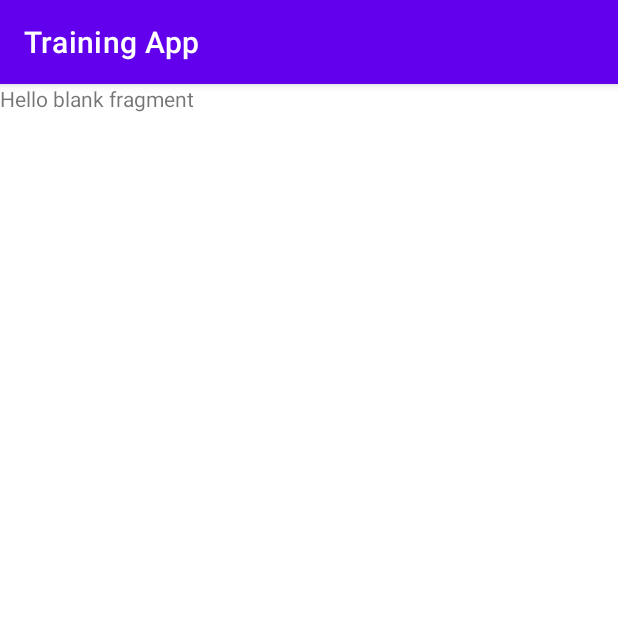
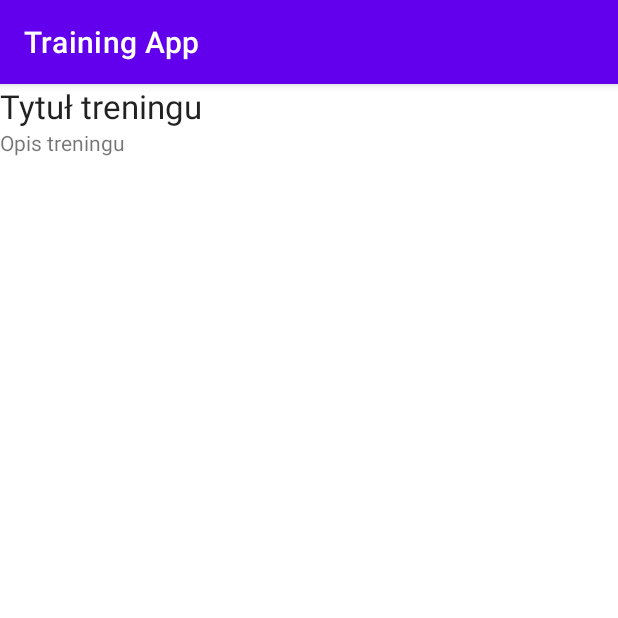
Before and after one commit to LinuxKyrios/TrainingApp, an Android app: the fragment WorkoutDetailFragment shown on its own in the app's theme, on a phone screen of 412 x 824 dp, the top half of it. Run offline under Robolectric (Android 15) with nearby library versions, the phone set to English and light mode, and no system bars.

Commit message:
Created basic fragment activity and layout

```diff
--- a/app/src/main/java/com/linuxkyrios/trainingapp/WorkoutDetailFragment.java
+++ b/app/src/main/java/com/linuxkyrios/trainingapp/WorkoutDetailFragment.java
@@ -1,64 +1,17 @@
 package com.linuxkyrios.trainingapp;
 
 import android.os.Bundle;
-
 import androidx.fragment.app.Fragment;
-
 import android.view.LayoutInflater;
 import android.view.View;
 import android.view.ViewGroup;
 
-/**
- * A simple {@link Fragment} subclass.
- * Use the {@link WorkoutDetailFragment#newInstance} factory method to
- * create an instance of this fragment.
- */
 public class WorkoutDetailFragment extends Fragment {
-
-    // TODO: Rename parameter arguments, choose names that match
-    // the fragment initialization parameters, e.g. ARG_ITEM_NUMBER
-    private static final String ARG_PARAM1 = "param1";
-    private static final String ARG_PARAM2 = "param2";
-
-    // TODO: Rename and change types of parameters
-    private String mParam1;
-    private String mParam2;
-
-    public WorkoutDetailFragment() {
-        // Required empty public constructor
-    }
-
-    /**
-     * Use this factory method to create a new instance of
-     * this fragment using the provided parameters.
-     *
-     * @param param1 Parameter 1.
-     * @param param2 Parameter 2.
-     * @return A new instance of fragment WorkoutDetailFragment.
-     */
-    // TODO: Rename and change types and number of parameters
-    public static WorkoutDetailFragment newInstance(String param1, String param2) {
-        WorkoutDetailFragment fragment = new WorkoutDetailFragment();
-        Bundle args = new Bundle();
-        args.putString(ARG_PARAM1, param1);
-        args.putString(ARG_PARAM2, param2);
-        fragment.setArguments(args);
-        return fragment;
-    }
-
-    @Override
-    public void onCreate(Bundle savedInstanceState) {
-        super.onCreate(savedInstanceState);
-        if (getArguments() != null) {
-            mParam1 = getArguments().getString(ARG_PARAM1);
-            mParam2 = getArguments().getString(ARG_PARAM2);
-        }
-    }
 
     @Override
     public View onCreateView(LayoutInflater inflater, ViewGroup container,
                              Bundle savedInstanceState) {
-        // Inflate the layout for this fragment
+        //Informing system, that this fragment uses layout placed in fragment_workout_detail
         return inflater.inflate(R.layout.fragment_workout_detail, container, false);
     }
 }
--- a/app/src/main/res/layout/fragment_workout_detail.xml
+++ b/app/src/main/res/layout/fragment_workout_detail.xml
@@ -1,14 +1,20 @@
 <?xml version="1.0" encoding="utf-8"?>
-<FrameLayout xmlns:android="http://schemas.android.com/apk/res/android"
-    xmlns:tools="http://schemas.android.com/tools"
+<LinearLayout xmlns:android="http://schemas.android.com/apk/res/android"
+    android:layout_height="match_parent"
     android:layout_width="match_parent"
-    android:layout_height="match_parent"
-    tools:context=".WorkoutDetailFragment">
+    android:orientation="vertical">
 
-    <!-- TODO: Update blank fragment layout -->
     <TextView
-        android:layout_width="match_parent"
-        android:layout_height="match_parent"
-        android:text="@string/hello_blank_fragment" />
+        android:layout_width="wrap_content"
+        android:layout_height="wrap_content"
+        android:textAppearance="?android:attr/textAppearanceLarge"
+        android:text="@string/workout_title"
+        android:id="@+id/textTitle" />
 
-</FrameLayout>
+    <TextView
+        android:layout_width="wrap_content"
+        android:layout_height="wrap_content"
+        android:text="@string/workout_description"
+        android:id="@+id/textDescription" />
+
+</LinearLayout>
--- a/app/src/main/res/values/strings.xml
+++ b/app/src/main/res/values/strings.xml
@@ -1,6 +1,6 @@
 <resources>
     <string name="app_name">Training App</string>
     <string name="details_button">Pokaż szczegóły</string>
-    <!-- TODO: Remove or change this placeholder text -->
-    <string name="hello_blank_fragment">Hello blank fragment</string>
+    <string name="workout_title">Tytuł treningu</string>
+    <string name="workout_description">Opis treningu</string>
 </resources>
```
